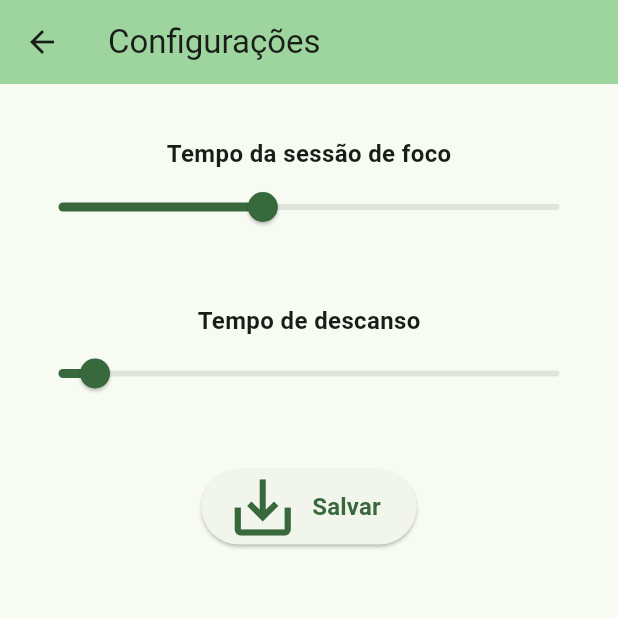
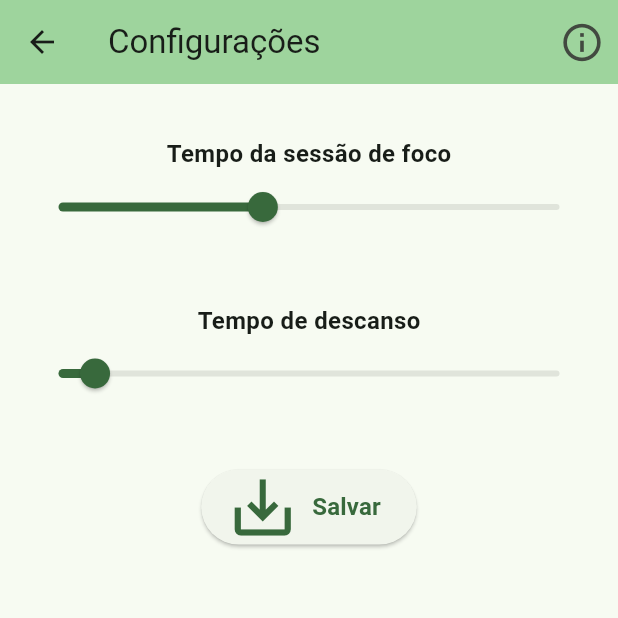
Before and after one commit to GregorySantos/pomodoro-app, a Flutter app: the screen it shows after launch, after a tap on the "settings" icon, on a phone screen of 412 x 824 dp, the top half of it. Run offline on Flutter 3.47's test engine with Material 3 defaults, Android fonts, the phone set to English and light mode, and no system bars; our stand-ins replace shared_preferences.

Commit message:
tela AboutMe adicionada

```diff
--- a/pomodoro_app/lib/main.dart
+++ b/pomodoro_app/lib/main.dart
@@ -14,8 +14,8 @@ class MyApp extends StatelessWidget {
       debugShowCheckedModeBanner: false,
       title: 'Pomodoro App',
       theme: ThemeData(
-        colorScheme:
-            ColorScheme.fromSeed(seedColor: Color.fromARGB(255, 20, 199, 80)),
+        colorScheme: ColorScheme.fromSeed(
+            seedColor: const Color.fromARGB(255, 20, 199, 80)),
         useMaterial3: true,
       ),
       home: const TelaInicial(title: 'Hora de Focar'),
--- a/pomodoro_app/lib/tela_config.dart
+++ b/pomodoro_app/lib/tela_config.dart
@@ -1,4 +1,5 @@
 import 'package:flutter/material.dart';
+import 'package:pomodoro_app/tela_about.dart';
 
 class TelaConfig extends StatefulWidget {
   final int tempoSessao;
@@ -31,8 +32,17 @@ class _TelaConfigState extends State<TelaConfig> {
   Widget build(BuildContext context) {
     return Scaffold(
       appBar: AppBar(
-          backgroundColor: Theme.of(context).colorScheme.inversePrimary,
-          title: const Text('Configurações')),
+        backgroundColor: Theme.of(context).colorScheme.inversePrimary,
+        title: const Text('Configurações'),
+        actions: [
+          IconButton(
+              onPressed: () {
+                Navigator.push(context,
+                    MaterialPageRoute(builder: (context) => const AboutMe()));
+              },
+              icon: const Icon(Icons.info_outline, size: 30))
+        ],
+      ),
       body: Padding(
         padding: const EdgeInsets.all(15.0),
         child: Column(
```
Also changed, not shown: pomodoro_app/lib/tela_about.dart (added, +33 -0 lines).
